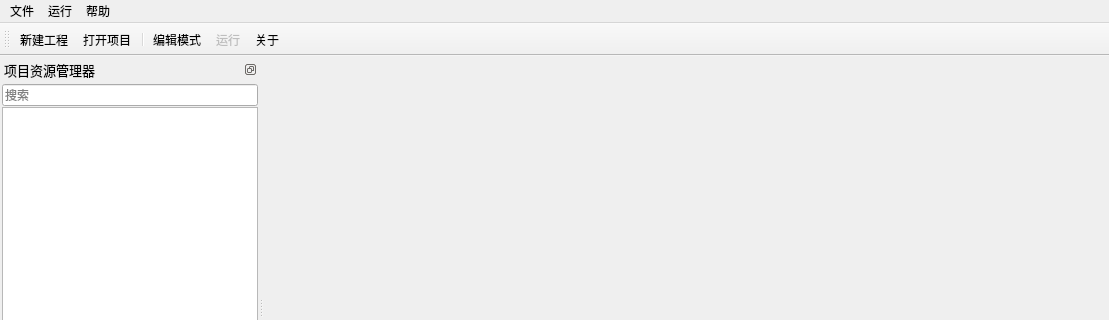
Qt form BitmapStudio/mainwindow.ui (luckyPtr/BitmapStudio) before a commit; both pictures show x 0 to 1109 and y 0 to 320 of the 1109 by 579 pixel window.
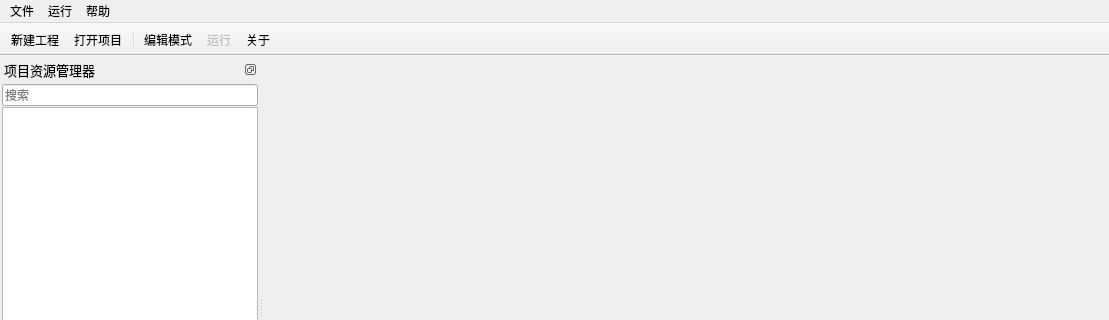
The same form after that commit. Icons and pictures are not drawn. Custom widgets are drawn as their Qt base class.

Commit message: 修改编辑图标

```diff
--- a/BitmapStudio/mainwindow.ui
+++ b/BitmapStudio/mainwindow.ui
@@ -317,7 +317,10 @@
     <bool>false</bool>
    </property>
    <property name="movable">
-    <bool>true</bool>
+    <bool>false</bool>
+   </property>
+   <property name="allowedAreas">
+    <set>Qt::TopToolBarArea</set>
    </property>
    <property name="orientation">
     <enum>Qt::Horizontal</enum>
```
Left out of the diff: 3 changed lines with no effect on the pictures. The commit also changes 2 other files.
